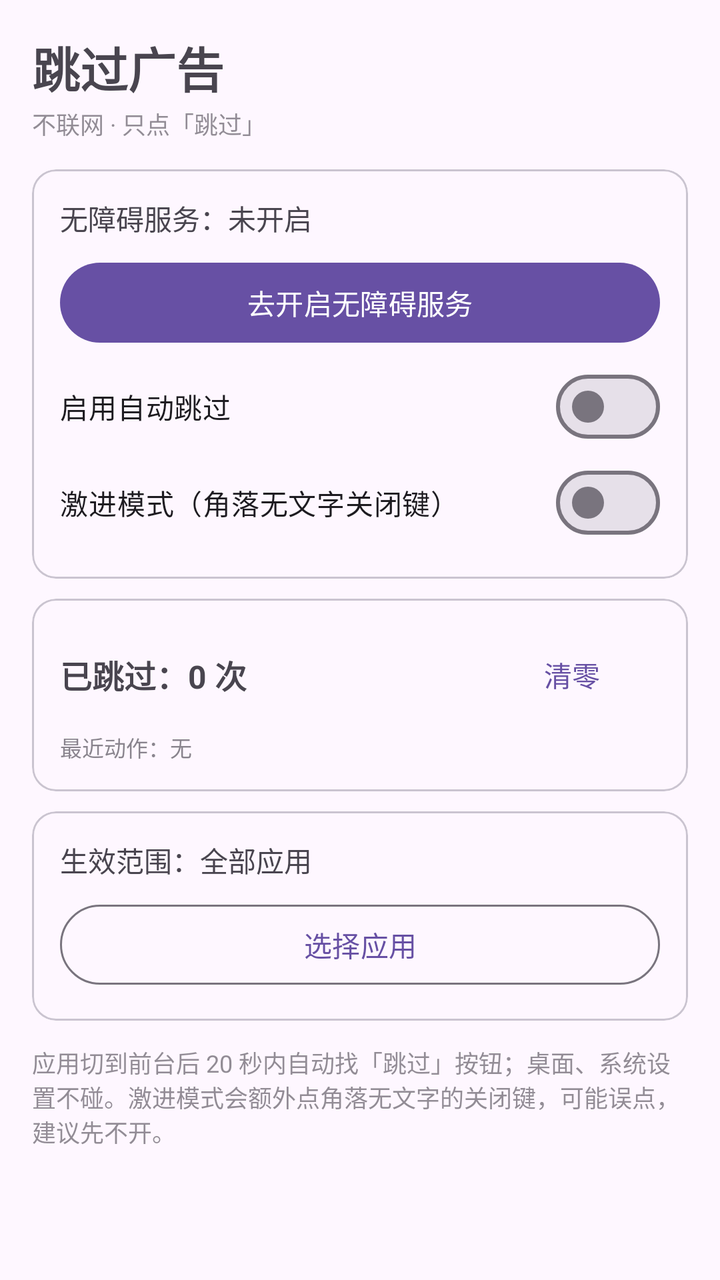
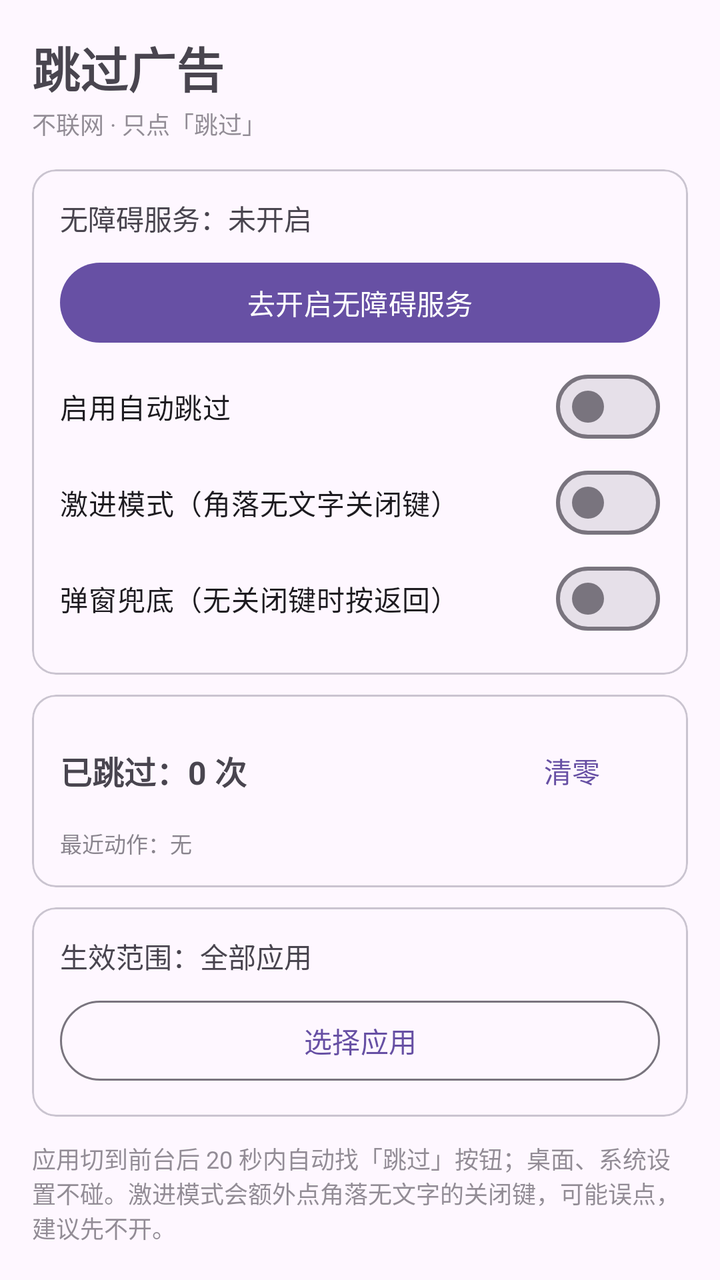

Before-and-after screenshots of an Android layout around one commit, followed by the original layout XML and the change that was made.
<!-- AndroidManifest.xml: application theme Theme.AdSkip -->
<!-- res/layout/activity_main.xml -->
<?xml version="1.0" encoding="utf-8"?>
<ScrollView xmlns:android="http://schemas.android.com/apk/res/android"
    android:layout_width="match_parent"
    android:layout_height="match_parent"
    android:fillViewport="true">

    <LinearLayout
        android:layout_width="match_parent"
        android:layout_height="wrap_content"
        android:orientation="vertical"
        android:padding="16dp">

        <TextView
            android:layout_width="wrap_content"
            android:layout_height="wrap_content"
            android:text="跳过广告"
            android:textSize="24sp"
            android:textStyle="bold" />

        <TextView
            android:layout_width="wrap_content"
            android:layout_height="wrap_content"
            android:layout_marginTop="2dp"
            android:text="不联网 · 只点「跳过」"
            android:textSize="12sp"
            android:alpha="0.6" />

        <com.google.android.material.card.MaterialCardView
            android:layout_width="match_parent"
            android:layout_height="wrap_content"
            android:layout_marginTop="14dp"
            android:radius="14dp">

            <LinearLayout
                android:layout_width="match_parent"
                android:layout_height="wrap_content"
                android:orientation="vertical"
                android:padding="14dp">

                <TextView
                    android:id="@+id/statusText"
                    android:layout_width="match_parent"
                    android:layout_height="wrap_content"
                    android:text="无障碍服务：未开启"
                    android:textSize="14sp" />

                <com.google.android.material.button.MaterialButton
                    android:id="@+id/btnSettings"
                    android:layout_width="match_parent"
                    android:layout_height="wrap_content"
                    android:layout_marginTop="8dp"
                    android:text="去开启无障碍服务" />

                <com.google.android.material.materialswitch.MaterialSwitch
                    android:id="@+id/switchEnabled"
                    android:layout_width="match_parent"
                    android:layout_height="wrap_content"
                    android:layout_marginTop="4dp"
                    android:text="启用自动跳过" />

                <com.google.android.material.materialswitch.MaterialSwitch
                    android:id="@+id/switchAggressive"
                    android:layout_width="match_parent"
                    android:layout_height="wrap_content"
                    android:text="激进模式（角落无文字关闭键）" />
            </LinearLayout>
        </com.google.android.material.card.MaterialCardView>

        <com.google.android.material.card.MaterialCardView
            android:layout_width="match_parent"
            android:layout_height="wrap_content"
            android:layout_marginTop="10dp"
            android:radius="14dp">

            <LinearLayout
                android:layout_width="match_parent"
                android:layout_height="wrap_content"
                android:orientation="vertical"
                android:padding="14dp">

                <LinearLayout
                    android:layout_width="match_parent"
                    android:layout_height="wrap_content"
                    android:gravity="center_vertical"
                    android:orientation="horizontal">

                    <TextView
                        android:id="@+id/countText"
                        android:layout_width="0dp"
                        android:layout_height="wrap_content"
                        android:layout_weight="1"
                        android:text="已跳过：0 次"
                        android:textSize="16sp"
                        android:textStyle="bold" />

                    <com.google.android.material.button.MaterialButton
                        android:id="@+id/btnClear"
                        style="@style/Widget.Material3.Button.TextButton"
                        android:layout_width="wrap_content"
                        android:layout_height="wrap_content"
                        android:text="清零" />
                </LinearLayout>

                <TextView
                    android:id="@+id/recentText"
                    android:layout_width="match_parent"
                    android:layout_height="wrap_content"
                    android:layout_marginTop="4dp"
                    android:maxLines="4"
                    android:text="最近动作：无"
                    android:textSize="11sp"
                    android:alpha="0.65" />
            </LinearLayout>
        </com.google.android.material.card.MaterialCardView>

        <com.google.android.material.card.MaterialCardView
            android:layout_width="match_parent"
            android:layout_height="wrap_content"
            android:layout_marginTop="10dp"
            android:radius="14dp">

            <LinearLayout
                android:layout_width="match_parent"
                android:layout_height="wrap_content"
                android:orientation="vertical"
                android:padding="14dp">

                <TextView
                    android:id="@+id/rangeText"
                    android:layout_width="match_parent"
                    android:layout_height="wrap_content"
                    android:text="生效范围：全部应用"
                    android:textSize="14sp" />

                <com.google.android.material.button.MaterialButton
                    android:id="@+id/btnPickApps"
                    style="@style/Widget.Material3.Button.OutlinedButton"
                    android:layout_width="match_parent"
                    android:layout_height="wrap_content"
                    android:layout_marginTop="8dp"
                    android:text="选择应用" />
            </LinearLayout>
        </com.google.android.material.card.MaterialCardView>

        <TextView
            android:layout_width="match_parent"
            android:layout_height="wrap_content"
            android:layout_marginTop="12dp"
            android:text="应用切到前台后 20 秒内自动找「跳过」按钮；桌面、系统设置不碰。激进模式会额外点角落无文字的关闭键，可能误点，建议先不开。"
            android:textSize="12sp"
            android:alpha="0.6" />

    </LinearLayout>
</ScrollView>
<!-- resources referenced by this layout -->
<resources>
  <style name="Theme.AdSkip" parent="Theme.Material3.DayNight.NoActionBar">
          <item name="android:statusBarColor">#111827</item>
          <item name="android:windowLightStatusBar">false</item>
      </style>
</resources>

<!-- the commit's change to res/layout/activity_main.xml (unified diff, before → after) -->
@@ -63,6 +63,12 @@
                     android:layout_width="match_parent"
                     android:layout_height="wrap_content"
                     android:text="激进模式（角落无文字关闭键）" />
+
+                <com.google.android.material.materialswitch.MaterialSwitch
+                    android:id="@+id/switchPopupGuard"
+                    android:layout_width="match_parent"
+                    android:layout_height="wrap_content"
+                    android:text="弹窗兜底（无关闭键时按返回）" />
             </LinearLayout>
         </com.google.android.material.card.MaterialCardView>
 
